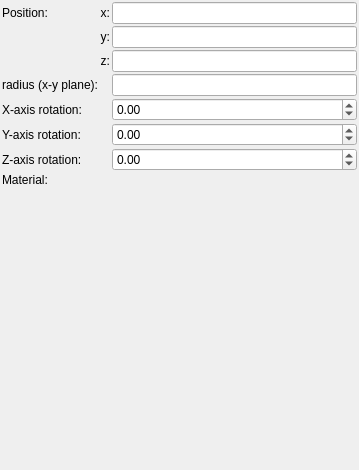
Qt form mandelbulber2/formula/ui/primitive_circle.ui (buddhi1980/mandelbulber2) before a commit.
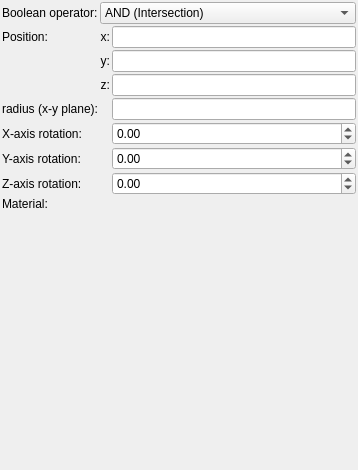
The same form after that commit. Custom widgets are drawn as their Qt base class.

Commit message: Added boolean operators for primitive objects TODO: OpenCL code for operators

The edit to the form file:
```diff
--- a/mandelbulber2/formula/ui/primitive_circle.ui
+++ b/mandelbulber2/formula/ui/primitive_circle.ui
@@ -6,7 +6,7 @@
    <rect>
     <x>0</x>
     <y>0</y>
-    <width>359</width>
+    <width>358</width>
     <height>470</height>
    </rect>
   </property>
@@ -34,35 +34,15 @@
      <property name="spacing">
       <number>2</number>
      </property>
-     <item row="0" column="0">
+     <item row="1" column="0">
       <widget class="QLabel" name="label_10">
        <property name="text">
         <string>Position:</string>
        </property>
       </widget>
      </item>
-     <item row="3" column="0">
-      <widget class="QLabel" name="label_14">
-       <property name="text">
-        <string>radius (x-y plane):</string>
-       </property>
-       <property name="alignment">
-        <set>Qt::AlignRight|Qt::AlignTrailing|Qt::AlignVCenter</set>
-       </property>
-      </widget>
-     </item>
-     <item row="2" column="2">
-      <widget class="MyLineEdit" name="vect3_position_z">
-       <property name="sizePolicy">
-        <sizepolicy hsizetype="Expanding" vsizetype="Maximum">
-         <horstretch>0</horstretch>
-         <verstretch>0</verstretch>
-        </sizepolicy>
-       </property>
-      </widget>
-     </item>
      <item row="3" column="2">
-      <widget class="MyLineEdit" name="logedit_radius">
+      <widget class="MyLineEdit" name="vect3_position_z">
        <property name="sizePolicy">
         <sizepolicy hsizetype="Expanding" vsizetype="Maximum">
          <horstretch>0</horstretch>
@@ -71,42 +51,7 @@
        </property>
       </widget>
      </item>
-     <item row="6" column="2">
-      <widget class="MyDoubleSpinBox" name="spinboxd3_rotation_z">
-       <property name="sizePolicy">
-        <sizepolicy hsizetype="Minimum" vsizetype="Maximum">
-         <horstretch>0</horstretch>
-         <verstretch>0</verstretch>
-        </sizepolicy>
-       </property>
-       <property name="prefix">
-        <string/>
-       </property>
-       <property name="suffix">
-        <string/>
-       </property>
-       <property name="decimals">
-        <number>2</number>
-       </property>
-       <property name="minimum">
-        <double>-36000.000000000000000</double>
-       </property>
-       <property name="maximum">
-        <double>36000.000000000000000</double>
-       </property>
-       <property name="singleStep">
-        <double>0.100000000000000</double>
-       </property>
-      </widget>
-     </item>
-     <item row="5" column="0">
-      <widget class="QLabel" name="label_9">
-       <property name="text">
-        <string>Y-axis rotation:</string>
-       </property>
-      </widget>
-     </item>
-     <item row="1" column="2">
+     <item row="2" column="2">
       <widget class="MyLineEdit" name="vect3_position_y">
        <property name="sizePolicy">
         <sizepolicy hsizetype="Expanding" vsizetype="Maximum">
@@ -116,31 +61,7 @@
        </property>
       </widget>
      </item>
-     <item row="4" column="0">
-      <widget class="QLabel" name="label_8">
-       <property name="text">
-        <string>X-axis rotation:</string>
-       </property>
-      </widget>
-     </item>
-     <item row="1" column="1">
-      <widget class="QLabel" name="label_12">
-       <property name="text">
-        <string>y:</string>
-       </property>
-       <property name="alignment">
-        <set>Qt::AlignRight|Qt::AlignTrailing|Qt::AlignVCenter</set>
-       </property>
-      </widget>
-     </item>
-     <item row="6" column="0">
-      <widget class="QLabel" name="label_15">
-       <property name="text">
-        <string>Z-axis rotation:</string>
-       </property>
-      </widget>
-     </item>
-     <item row="2" column="1">
+     <item row="3" column="1">
       <widget class="QLabel" name="label_13">
        <property name="text">
         <string>z:</string>
@@ -150,7 +71,49 @@
        </property>
       </widget>
      </item>
-     <item row="4" column="2">
+     <item row="6" column="2">
+      <widget class="MyDoubleSpinBox" name="spinboxd3_rotation_y">
+       <property name="sizePolicy">
+        <sizepolicy hsizetype="Minimum" vsizetype="Maximum">
+         <horstretch>0</horstretch>
+         <verstretch>0</verstretch>
+        </sizepolicy>
+       </property>
+       <property name="prefix">
+        <string/>
+       </property>
+       <property name="suffix">
+        <string/>
+       </property>
+       <property name="decimals">
+        <number>2</number>
+       </property>
+       <property name="minimum">
+        <double>-36000.000000000000000</double>
+       </property>
+       <property name="maximum">
+        <double>36000.000000000000000</double>
+       </property>
+       <property name="singleStep">
+        <double>0.100000000000000</double>
+       </property>
+      </widget>
+     </item>
+     <item row="6" column="0">
+      <widget class="QLabel" name="label_9">
+       <property name="text">
+        <string>Y-axis rotation:</string>
+       </property>
+      </widget>
+     </item>
+     <item row="8" column="0">
+      <widget class="QLabel" name="label_19">
+       <property name="text">
+        <string>Material:</string>
+       </property>
+      </widget>
+     </item>
+     <item row="5" column="2">
       <widget class="MyDoubleSpinBox" name="spinboxd3_rotation_x">
        <property name="sizePolicy">
         <sizepolicy hsizetype="Minimum" vsizetype="Maximum">
@@ -178,7 +141,7 @@
        </property>
       </widget>
      </item>
-     <item row="0" column="2">
+     <item row="1" column="2">
       <widget class="MyLineEdit" name="vect3_position_x">
        <property name="sizePolicy">
         <sizepolicy hsizetype="Expanding" vsizetype="Maximum">
@@ -188,7 +151,35 @@
        </property>
       </widget>
      </item>
-     <item row="0" column="1">
+     <item row="7" column="2">
+      <widget class="MyDoubleSpinBox" name="spinboxd3_rotation_z">
+       <property name="sizePolicy">
+        <sizepolicy hsizetype="Minimum" vsizetype="Maximum">
+         <horstretch>0</horstretch>
+         <verstretch>0</verstretch>
+        </sizepolicy>
+       </property>
+       <property name="prefix">
+        <string/>
+       </property>
+       <property name="suffix">
+        <string/>
+       </property>
+       <property name="decimals">
+        <number>2</number>
+       </property>
+       <property name="minimum">
+        <double>-36000.000000000000000</double>
+       </property>
+       <property name="maximum">
+        <double>36000.000000000000000</double>
+       </property>
+       <property name="singleStep">
+        <double>0.100000000000000</double>
+       </property>
+      </widget>
+     </item>
+     <item row="1" column="1">
       <widget class="QLabel" name="label_11">
        <property name="text">
         <string>x:</string>
@@ -198,42 +189,51 @@
        </property>
       </widget>
      </item>
-     <item row="5" column="2">
-      <widget class="MyDoubleSpinBox" name="spinboxd3_rotation_y">
-       <property name="sizePolicy">
-        <sizepolicy hsizetype="Minimum" vsizetype="Maximum">
-         <horstretch>0</horstretch>
-         <verstretch>0</verstretch>
-        </sizepolicy>
-       </property>
-       <property name="prefix">
-        <string/>
-       </property>
-       <property name="suffix">
-        <string/>
-       </property>
-       <property name="decimals">
-        <number>2</number>
-       </property>
-       <property name="minimum">
-        <double>-36000.000000000000000</double>
-       </property>
-       <property name="maximum">
-        <double>36000.000000000000000</double>
-       </property>
-       <property name="singleStep">
-        <double>0.100000000000000</double>
-       </property>
-      </widget>
-     </item>
      <item row="7" column="0">
-      <widget class="QLabel" name="label_19">
+      <widget class="QLabel" name="label_15">
        <property name="text">
-        <string>Material:</string>
+        <string>Z-axis rotation:</string>
        </property>
       </widget>
      </item>
-     <item row="7" column="1" colspan="2">
+     <item row="5" column="0">
+      <widget class="QLabel" name="label_8">
+       <property name="text">
+        <string>X-axis rotation:</string>
+       </property>
+      </widget>
+     </item>
+     <item row="4" column="2">
+      <widget class="MyLineEdit" name="logedit_radius">
+       <property name="sizePolicy">
+        <sizepolicy hsizetype="Expanding" vsizetype="Maximum">
+         <horstretch>0</horstretch>
+         <verstretch>0</verstretch>
+        </sizepolicy>
+       </property>
+      </widget>
+     </item>
+     <item row="4" column="0">
+      <widget class="QLabel" name="label_14">
+       <property name="text">
+        <string>radius (x-y plane):</string>
+       </property>
+       <property name="alignment">
+        <set>Qt::AlignRight|Qt::AlignTrailing|Qt::AlignVCenter</set>
+       </property>
+      </widget>
+     </item>
+     <item row="2" column="1">
+      <widget class="QLabel" name="label_12">
+       <property name="text">
+        <string>y:</string>
+       </property>
+       <property name="alignment">
+        <set>Qt::AlignRight|Qt::AlignTrailing|Qt::AlignVCenter</set>
+       </property>
+      </widget>
+     </item>
+     <item row="8" column="1" colspan="2">
       <widget class="cMaterialSelector" name="materialselector_material_id" native="true">
        <property name="sizePolicy">
         <sizepolicy hsizetype="Preferred" vsizetype="Minimum">
@@ -243,6 +243,49 @@
        </property>
       </widget>
      </item>
+     <item row="0" column="0">
+      <widget class="QLabel" name="label_20">
+       <property name="text">
+        <string>Boolean operator:</string>
+       </property>
+       <property name="wordWrap">
+        <bool>true</bool>
+       </property>
+      </widget>
+     </item>
+     <item row="0" column="1" colspan="2">
+      <widget class="MyComboBox" name="comboBox_boolean_operator">
+       <property name="sizePolicy">
+        <sizepolicy hsizetype="Preferred" vsizetype="Preferred">
+         <horstretch>0</horstretch>
+         <verstretch>0</verstretch>
+        </sizepolicy>
+       </property>
+       <property name="toolTip">
+        <string>&lt;html&gt;&lt;head/&gt;&lt;body&gt;&lt;p&gt;Distance estimation is a method which calculates approximate distance to fractal surface from any point in space.&lt;/p&gt;&lt;p&gt;- Automatic mode uses distance estimation method defined for selected fractal&lt;/p&gt;&lt;p&gt;- Force &amp;quot;Delta DE&amp;quot; method uses  Delta DE algorithm which is slower but works also with untypical fractal configurations&lt;br/&gt;&lt;/p&gt;&lt;/body&gt;&lt;/html&gt;</string>
+       </property>
+       <item>
+        <property name="text">
+         <string>AND (Intersection)</string>
+        </property>
+       </item>
+       <item>
+        <property name="text">
+         <string>OR (Union)</string>
+        </property>
+       </item>
+       <item>
+        <property name="text">
+         <string>SUB (Complement)</string>
+        </property>
+       </item>
+       <item>
+        <property name="text">
+         <string>rev SUB (B-A)</string>
+        </property>
+       </item>
+      </widget>
+     </item>
     </layout>
    </item>
    <item>
@@ -261,22 +304,27 @@
   </layout>
  </widget>
  <customwidgets>
-  <customwidget>
-   <class>MyLineEdit</class>
-   <extends>QLineEdit</extends>
-   <header>my_line_edit.h</header>
-  </customwidget>
   <customwidget>
    <class>MyDoubleSpinBox</class>
    <extends>QDoubleSpinBox</extends>
    <header>my_double_spin_box.h</header>
   </customwidget>
+  <customwidget>
+   <class>MyLineEdit</class>
+   <extends>QLineEdit</extends>
+   <header>my_line_edit.h</header>
+  </customwidget>
   <customwidget>
    <class>cMaterialSelector</class>
    <extends>QWidget</extends>
    <header>material_selector.h</header>
    <container>1</container>
   </customwidget>
+  <customwidget>
+   <class>MyComboBox</class>
+   <extends>QComboBox</extends>
+   <header>my_combo_box.h</header>
+  </customwidget>
  </customwidgets>
  <tabstops>
   <tabstop>vect3_position_x</tabstop>
```
The commit also changes 12 other files.
